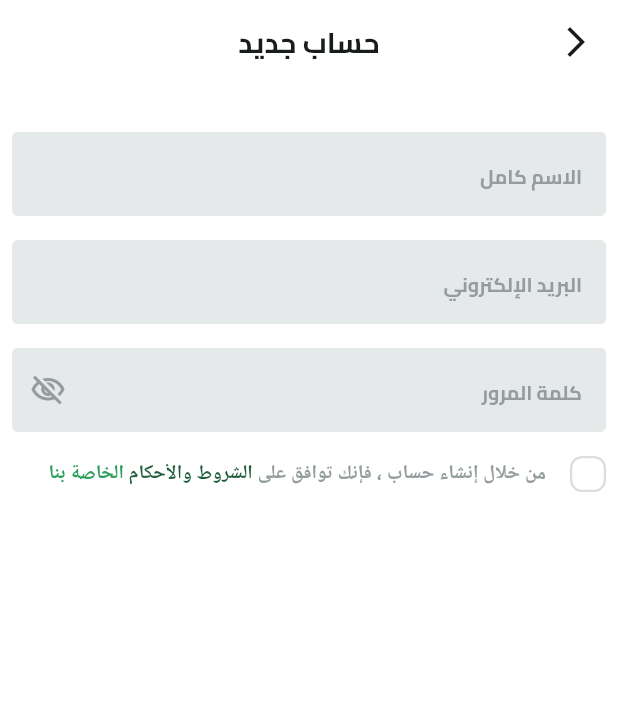
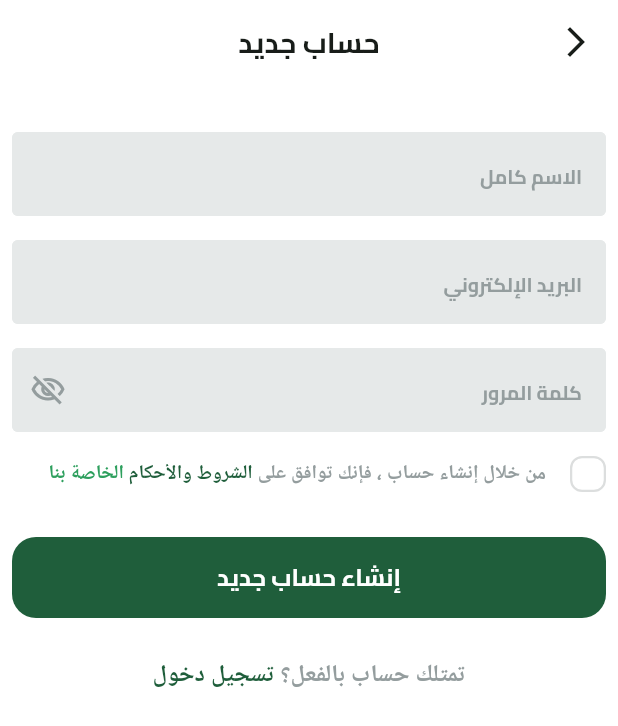
Before and after one commit to abotarek74/e_commerce, a Flutter app: the SiginupView screen opened by its route, on a phone screen of 412 x 824 dp. Shown: the top 726 px of the screen. Run offline on Flutter 3.47's test engine with Material 3 defaults, Android fonts, the phone set to English and light mode, and no system bars; our stand-ins replace dots_indicator, flutter_svg, shared_preferences; accounts and stored records are empty.

Commit message:
siginup 5

```diff
--- a/lib/features/auth/presentation/views/siginup_view_body.dart
+++ b/lib/features/auth/presentation/views/siginup_view_body.dart
@@ -1,4 +1,6 @@
+import 'package:e_commerce/core/widgets/custom_button.dart';
 import 'package:e_commerce/features/auth/presentation/views/widgets/custom_text_field.dart';
+import 'package:e_commerce/features/auth/presentation/views/widgets/have_an_account.dart';
 import 'package:e_commerce/features/auth/presentation/views/widgets/tearms_and_condition.dart';
 import 'package:flutter/material.dart';
 
@@ -36,6 +38,14 @@ class SiginupViewBody extends StatelessWidget {
             ),
             SizedBox(height: 16),
             TearmsAndCondition(),
+            SizedBox(height: 30),
+            CustomButton(
+              onPressed: () {},
+              text: 'إنشاء حساب جديد',
+              backgroundColor: Colors.white,
+            ),
+            SizedBox(height: 26),
+            haveAnAccountWidget(context: context),
           ],
         ),
       ),
--- /dev/null
+++ b/lib/features/auth/presentation/views/widgets/have_an_account.dart
@@ -0,0 +1,23 @@
+import 'package:e_commerce/core/utils/app_color.dart';
+import 'package:e_commerce/core/utils/app_text_styles.dart';
+import 'package:flutter/gestures.dart';
+import 'package:flutter/material.dart';
+
+Text haveAnAccountWidget({required BuildContext context}) {
+  return Text.rich(
+    TextSpan(
+      text: 'تمتلك حساب بالفعل؟',
+      style: TextStyles.semiBold16.copyWith(color: Color(0XFF949D9E)),
+      children: [
+        TextSpan(
+          recognizer: TapGestureRecognizer()
+            ..onTap = () {
+              Navigator.pop(context);
+            },
+          text: ' تسجيل دخول',
+          style: TextStyles.semiBold16.copyWith(color: AppColor.primaryColor),
+        ),
+      ],
+    ),
+  );
+}
--- a/lib/features/auth/presentation/views/widgets/tearms_and_condition.dart
+++ b/lib/features/auth/presentation/views/widgets/tearms_and_condition.dart
@@ -1,4 +1,3 @@
-import 'package:e_commerce/constants.dart';
 import 'package:e_commerce/core/utils/app_color.dart';
 import 'package:e_commerce/core/utils/app_text_styles.dart';
 import 'package:e_commerce/features/auth/presentation/views/widgets/custom_check_box.dart';
```
